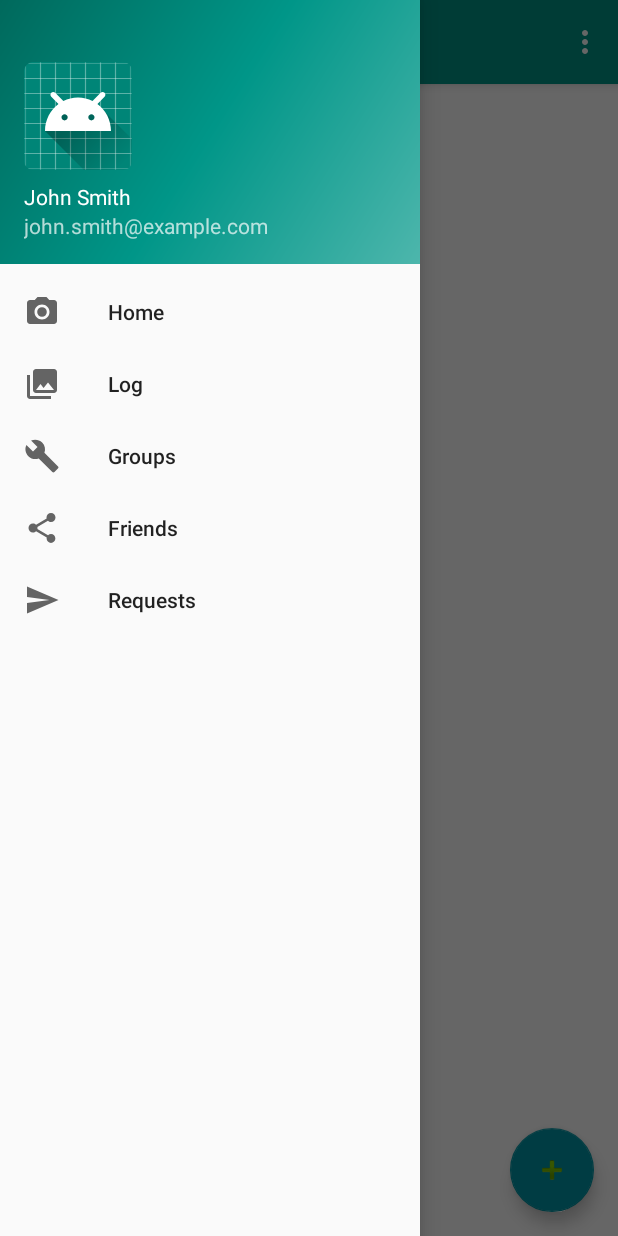
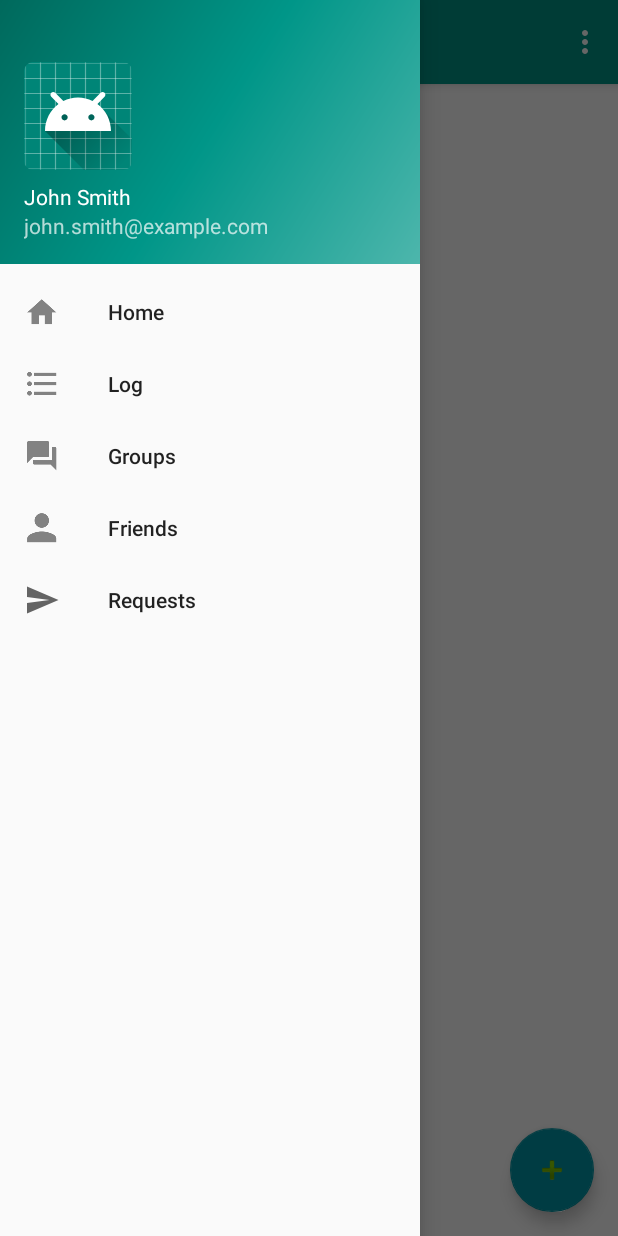
Before and after one commit to EnigmaticGiant/QuestApp, an Android app: the screen it shows after launch (MainActivity), with the side drawer open, on a phone screen of 412 x 824 dp. Run offline under Robolectric (Android 15) with nearby library versions, the phone set to English and light mode, and no system bars.

Commit message:
Updated the xml of the navigation menu

```diff
--- a/app/src/main/res/menu/activity_main_drawer.xml
+++ b/app/src/main/res/menu/activity_main_drawer.xml
@@ -6,19 +6,19 @@
     <group android:checkableBehavior="single">
         <item
             android:id="@+id/nav_home"
-            android:icon="@drawable/ic_menu_camera"
+            android:icon="@drawable/ic_menu_home"
             android:title="@string/menu_home" />
         <item
             android:id="@+id/nav_gallery"
-            android:icon="@drawable/ic_menu_gallery"
+            android:icon="@drawable/ic_menu_log"
             android:title="Log" />
         <item
             android:id="@+id/nav_tools"
-            android:icon="@drawable/ic_menu_manage"
+            android:icon="@drawable/ic_menu_group"
             android:title="Groups" />
         <item
             android:id="@+id/nav_share"
-            android:icon="@drawable/ic_menu_share"
+            android:icon="@drawable/ic_menu_friend"
             android:title="Friends" />
         <item
             android:id="@+id/nav_send"
--- a/app/src/main/res/menu/main.xml
+++ b/app/src/main/res/menu/main.xml
@@ -7,11 +7,6 @@
         android:title="Add Fake Quests"
         app:showAsAction="never" />
     <item
-        android:id="@+id/action_sign_in"
-        android:orderInCategory="100"
-        android:title="Sign In"
-        app:showAsAction="never" />
-    <item
         android:id="@+id/action_sign_out"
         android:orderInCategory="100"
         android:title="Sign Out"
```
